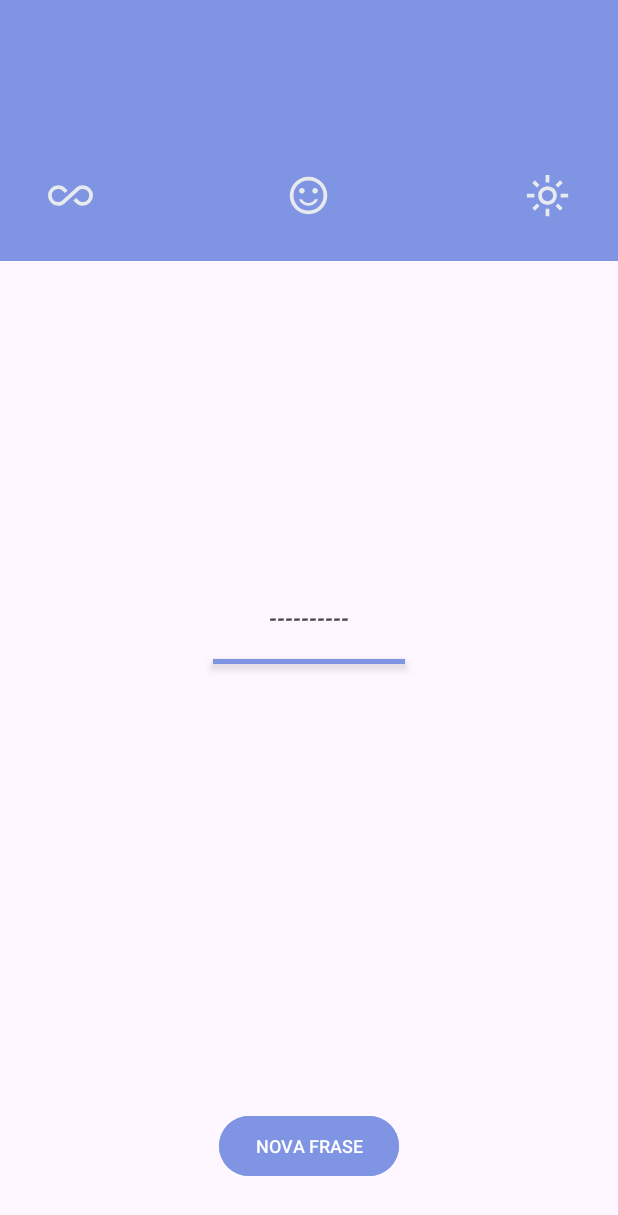
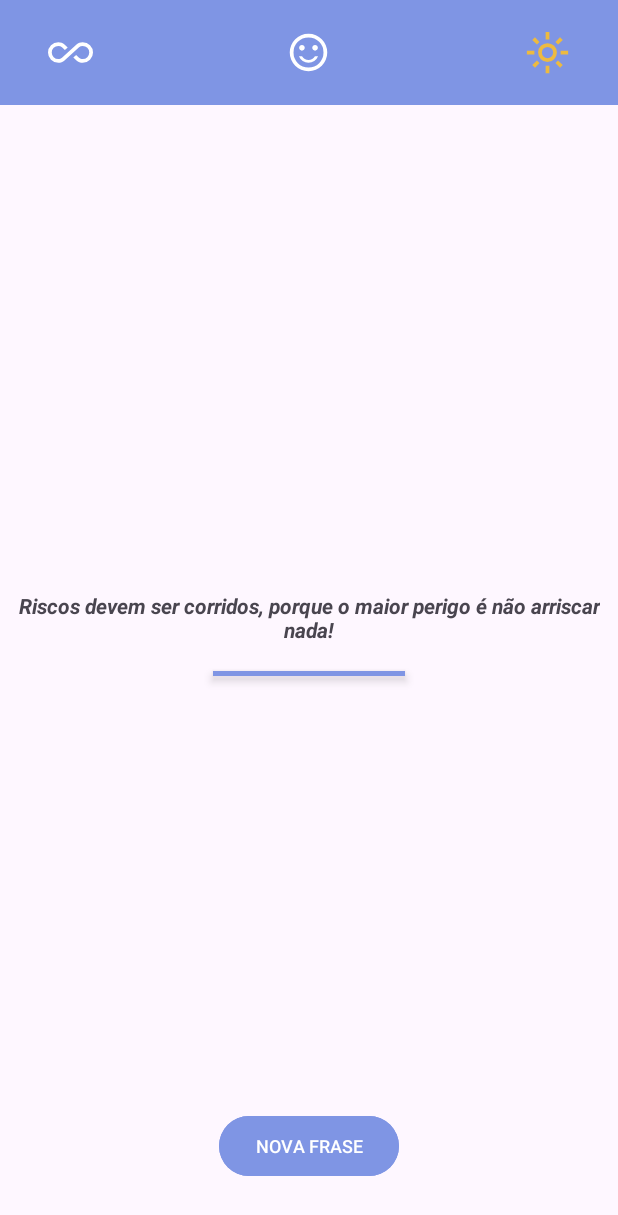
Before and after one commit to xCarolineBraga/Motivation, an Android app: the PhrasesActivity screen opened directly, with no data from a screen before it, after a tap on "NOVA FRASE", on a phone screen of 412 x 824 dp. Shown: the top 1215 px of the screen. Run offline under Robolectric (Android 15) with nearby library versions, the phone set to English and light mode, and no system bars; 3 other taps on this screen came first.

Commit message:
Implementação de : - evento de click dos filtros - alteração de cor do ImageView ao selecionar o filtro - criação de lógica para buscar frases de forma aleatória ou dentro de um filtro especifico selecionado

```diff
--- a/app/src/main/java/com/example/appmotivation/PhraseRepository.kt
+++ b/app/src/main/java/com/example/appmotivation/repository/PhraseRepository.kt
@@ -1,14 +1,18 @@
-package com.example.appmotivation
+package com.example.appmotivation.repository
 
 import com.example.appmotivation.constants.AppConstants
+import kotlin.random.Random
 
 data class Phrase(val description: String, val category: Int)
 
 class PhraseRepository {
 
+    //categorias para as frases.Por ser uma informação sensivel, foram criadas constantes
     private val all = AppConstants.Phrases.ALL
     private val happy = AppConstants.Phrases.SMILE
     private val sunny = AppConstants.Phrases.SUNNY
+
+    // variável criada para receber a lista de frases
 
     private val listPhrase: List<Phrase> = listOf(
         Phrase("Não sabendo que era impossível, foi lá e fez.", happy),
@@ -30,9 +34,12 @@ class PhraseRepository {
         Phrase("Se você acredita, faz toda a diferença.", sunny),
         Phrase("Riscos devem ser corridos, porque o maior perigo é não arriscar nada!", sunny)
     )
-    fun getPhrases():String{
-        return "----------"
 
+    // metodo criado para criar um range das frases
+    fun getPhrases(filter:Int):String{
+      val filtered = listPhrase.filter { it.category == filter || filter == all }
+        val rand = Random.nextInt(filtered.size)
+        return filtered[rand].description
     }
 
 }
--- a/app/src/main/java/com/example/appmotivation/ui/PhrasesActivity.kt
+++ b/app/src/main/java/com/example/appmotivation/ui/PhrasesActivity.kt
@@ -1,14 +1,13 @@
 package com.example.appmotivation.ui
 
-import android.graphics.Color
 import android.os.Bundle
 import android.view.View
 import androidx.activity.enableEdgeToEdge
 import androidx.appcompat.app.AppCompatActivity
+import androidx.core.content.ContextCompat
 import androidx.core.view.ViewCompat
-import androidx.core.view.WindowCompat
 import androidx.core.view.WindowInsetsCompat
-import com.example.appmotivation.PhraseRepository
+import com.example.appmotivation.repository.PhraseRepository
 import com.example.appmotivation.constants.AppConstants
 import com.example.appmotivation.R
 import com.example.appmotivation.databinding.ActivityPhrasesBinding
@@ -19,7 +18,12 @@ class PhrasesActivity : AppCompatActivity(), View.OnClickListener {
 
     private lateinit var binding: ActivityPhrasesBinding
     private lateinit var securityPreferences: SecurityPreferences
-    private var phraseRepository = PhraseRepository()
+    private val phraseRepository = PhraseRepository()
+
+    // variável criada aqui pois será utilizada por mais de 1 método, por isso o escopo precisa ser ampliado
+    // foi atribuida uma constante por ser uma informação sensível
+    private var filter = AppConstants.Phrases.ALL
+
 
     override fun onCreate(savedInstanceState: Bundle?) {
         super.onCreate(savedInstanceState)
@@ -31,38 +35,95 @@ class PhrasesActivity : AppCompatActivity(), View.OnClickListener {
 
         securityPreferences = SecurityPreferences(this)
 
-      /*   ViewCompat.setOnApplyWindowInsetsListener(findViewById(R.id.main)) { v, insets ->
+        ViewCompat.setOnApplyWindowInsetsListener(findViewById(R.id.main)) { v, insets ->
             val systemBars = insets.getInsets(WindowInsetsCompat.Type.systemBars())
             v.setPadding(systemBars.left, systemBars.top, systemBars.right, systemBars.bottom)
             insets
-        }*/
-
+        }
+        // metodos criados para modularizar o funcionamento do app
         setListeners()
         getUserName()
+
+        //metodo chamado aqui, antes de refreshPhrase para que o filtro de "All" já venha selecionado
+        // assim como o filtro já inicia com "all"
+        handleFilter(R.id.imageView_icAll)
         refreshPhrase()
     }
 
 
     override fun onClick(v: View) {
+        // lista criada para armazenar o evento de clique dos filtros de frases.Junção do grupo de elementos
+        // que estou tratando
+        val listId = listOf(
+            R.id.imageView_icAll, R.id.imageView_icSmile, R.id.imageView_icSunny
+        )
+
         if (v.id == R.id.button_new) {
-            handleNewPhrase()
+            refreshPhrase()
+
+            // else criado para receber a logica caso algum item da lista de filtros seja clicado.
+        } else if (v.id in listId) {
+            handleFilter(v.id)
+
         }
 
     }
 
     private fun refreshPhrase() {
-        binding.textViewFrases.text = phraseRepository.getPhrases()
+        // lidar com gerador de frases
+        binding.textViewFrases.text = phraseRepository.getPhrases(filter)
     }
 
-    private fun handleNewPhrase() {
-        // lidar com gerador de frases
+    private fun handleFilter(id: Int) {
+        // metodo criado para lidar com a categoria da frase selecionada
 
+        // quando o ic para filtragem era selecionado, e depois outro selecionado, o anterior não era
+        // desmarcado.Por isso é preciso "setar" a cor por meio da chamada abaixo
+        binding.imageViewIcAll.setColorFilter(ContextCompat.getColor(this, R.color.white))
+        binding.imageViewIcSmile.setColorFilter(ContextCompat.getColor(this, R.color.white))
+        binding.imageViewIcSunny.setColorFilter(ContextCompat.getColor(this, R.color.white))
+
+
+        when (id) {
+            R.id.imageView_icAll -> {
+                filter = AppConstants.Phrases.ALL
+                binding.imageViewIcAll.setColorFilter(
+                    ContextCompat.getColor(
+                        this,
+                        R.color.Yeloow))
+            }
+
+            R.id.imageView_icSmile -> {
+                filter = AppConstants.Phrases.SMILE
+                binding.imageViewIcSmile.setColorFilter(
+                    ContextCompat.getColor(
+                        this,
+                        R.color.Yeloow
+                    )
+                )
+            }
+
+            R.id.imageView_icSunny -> {
+                filter = AppConstants.Phrases.SUNNY
+                binding.imageViewIcSunny.setColorFilter(
+                    ContextCompat.getColor(
+                        this,
+                        R.color.Yeloow
+                    )
+                )
+
+            }
+        }
 
     }
 
     private fun setListeners() {
-        // função criada para chamada de eventos de clique
+        // metodo  criada para chamada de eventos de clique
+
         binding.buttonNew.setOnClickListener(this)
+        binding.imageViewIcAll.setOnClickListener(this)
+        binding.imageViewIcSunny.setOnClickListener(this)
+        binding.imageViewIcSmile.setOnClickListener(this)
     }
 
     private fun getUserName() {
--- a/app/src/main/java/com/example/appmotivation/ui/UserActivity.kt
+++ b/app/src/main/java/com/example/appmotivation/ui/UserActivity.kt
@@ -16,6 +16,9 @@ import com.example.appmotivation.helper.SecurityPreferences
 class UserActivity : AppCompatActivity(), View.OnClickListener {
 
     private lateinit var binding: ActivityUserBinding
+
+    //variável criada para instânciar a classe auxiliar que foi criada para modularizar as funcionalidades
+
     private lateinit var securityPreferences: SecurityPreferences
 
     override fun onCreate(savedInstanceState: Bundle?) {
@@ -42,7 +45,9 @@ class UserActivity : AppCompatActivity(), View.OnClickListener {
             handleSave()
         }
     }
+
     private fun verifyUserName(){
+
         // função criada para finalizar a tela caso o nome ja tenha isso salvo.
         //por isso é usado o métd 'getString' que é o que recupera o nome salvo
         val nome = securityPreferences.getString(AppConstants.Key.PERSON_NAME)
--- a/app/src/main/res/layout/activity_phrases.xml
+++ b/app/src/main/res/layout/activity_phrases.xml
@@ -7,20 +7,21 @@
     tools:context=".ui.PhrasesActivity">
 
     <View
-        android:padding="56dp"
         android:id="@+id/view_backgroundTitle"
         android:layout_width="match_parent"
-        android:layout_height="174dp"
+        android:layout_height="70dp"
         android:layout_alignParentStart="true"
         android:layout_alignParentTop="true"
         android:layout_alignParentEnd="true"
-        android:background="@color/BlueDaises" />
+        android:background="@color/BlueDaises"
+        android:padding="56dp" />
 
     <ImageView
         android:id="@+id/imageView_icAll"
         android:layout_width="30dp"
         android:layout_height="30dp"
-       android:layout_marginTop="115dp"
+        android:layout_alignTop="@id/view_backgroundTitle"
+        android:layout_alignBottom="@id/view_backgroundTitle"
         android:layout_marginStart="32dp"
         android:contentDescription="@string/ic_infinito"
         android:src="@drawable/ic_infinity" />
@@ -29,7 +30,8 @@
         android:id="@+id/imageView_icSmile"
         android:layout_width="30dp"
         android:layout_height="30dp"
-        android:layout_marginTop="115dp"
+        android:layout_alignTop="@id/view_backgroundTitle"
+        android:layout_alignBottom="@id/view_backgroundTitle"
         android:layout_centerHorizontal="true"
         android:contentDescription="@string/ic_smile"
         android:src="@drawable/ic_smile" />
@@ -38,8 +40,9 @@
         android:id="@+id/imageView_icSunny"
         android:layout_width="30dp"
         android:layout_height="30dp"
-        android:layout_marginTop="115dp"
+        android:layout_alignTop="@id/view_backgroundTitle"
         android:layout_alignEnd="@id/view_backgroundTitle"
+        android:layout_alignBottom="@id/view_backgroundTitle"
         android:layout_marginEnd="32dp"
         android:contentDescription="@string/ic_sun"
         android:src="@drawable/ic_sun" />
@@ -59,12 +62,11 @@
         android:layout_width="wrap_content"
         android:layout_height="wrap_content"
         android:layout_centerInParent="true"
+        android:layout_margin="12dp"
         android:layout_marginTop="32dp"
+        android:gravity="center"
         android:text="@string/Frase"
-        android:gravity="center"
-        android:layout_margin="12dp"
         android:textStyle="bold|italic" />
-
 
 
     <View
@@ -73,9 +75,9 @@
         android:layout_height="3dp"
         android:layout_below="@id/textView_Frases"
         android:layout_centerHorizontal="true"
+        android:layout_marginTop="6dp"
         android:background="@color/BlueDaises"
-        android:layout_marginTop="6dp"
-        android:elevation="4dp"/>
+        android:elevation="4dp" />
 
     <Button
         android:id="@+id/button_new"
@@ -84,10 +86,9 @@
         android:layout_alignParentBottom="true"
         android:layout_centerHorizontal="true"
         android:layout_marginBottom="36dp"
+        android:backgroundTint="@color/BlueDaises"
         android:text="@string/button_new"
-        android:textSize="12sp"
-        android:backgroundTint="@color/BlueDaises"
-        />
+        android:textSize="12sp" />
 
 
 </RelativeLayout>
--- a/app/src/main/res/values/colors.xml
+++ b/app/src/main/res/values/colors.xml
@@ -3,4 +3,5 @@
     <color name="black">#FF000000</color>
     <color name="white">#FFFFFFFF</color>
     <color name="BlueDaises">#7F95E4</color>
+    <color name="Yeloow">#edba40</color>
 </resources>
```
